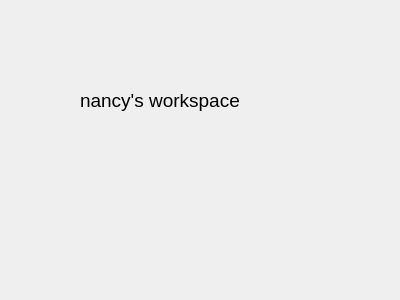
This is gittest/n.ui in AbdelrahmanShorim/gittest as Qt 5 draws it before an edit. The edited form follows.
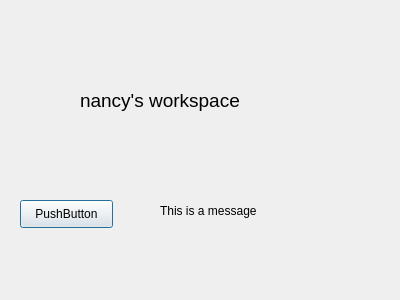
This is the edited form.

Diff of the .ui file:
```diff
--- a/gittest/n.ui
+++ b/gittest/n.ui
@@ -31,6 +31,32 @@
     <string>nancy's workspace</string>
    </property>
   </widget>
+  <widget class="QLabel" name="message">
+   <property name="geometry">
+    <rect>
+     <x>160</x>
+     <y>180</y>
+     <width>171</width>
+     <height>61</height>
+    </rect>
+   </property>
+   <property name="text">
+    <string>This is a message</string>
+   </property>
+  </widget>
+  <widget class="QPushButton" name="pushButton">
+   <property name="geometry">
+    <rect>
+     <x>20</x>
+     <y>200</y>
+     <width>93</width>
+     <height>28</height>
+    </rect>
+   </property>
+   <property name="text">
+    <string>PushButton</string>
+   </property>
+  </widget>
  </widget>
  <resources/>
  <connections/>
```
Left out of the diff: 2 changed lines with no effect on the pictures.
